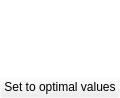
Above: frcpredict/ui/output/controls/multivalues_edit.ui from Bodeeen/Resolution_prediction_software before the change. Below: the same form after it.
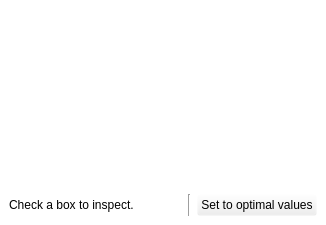
That is the form after the change.

Commit message: improvement: explain that the checkbox is for inspection (#25)

The edit to the form file:
```diff
--- a/frcpredict/ui/output/controls/multivalues_edit.ui
+++ b/frcpredict/ui/output/controls/multivalues_edit.ui
@@ -6,8 +6,8 @@
    <rect>
     <x>0</x>
     <y>0</y>
-    <width>108</width>
-    <height>98</height>
+    <width>326</width>
+    <height>225</height>
    </rect>
   </property>
   <property name="palette">
@@ -112,8 +112,8 @@
        <rect>
         <x>0</x>
         <y>0</y>
-        <width>108</width>
-        <height>69</height>
+        <width>326</width>
+        <height>178</height>
        </rect>
       </property>
       <layout class="QFormLayout" name="formLayout">
@@ -128,10 +128,55 @@
     </widget>
    </item>
    <item>
-    <widget class="QPushButton" name="btnOptimize">
-     <property name="text">
-      <string>Set to optimal values</string>
-     </property>
+    <widget class="QWidget" name="grpBottom" native="true">
+     <layout class="QHBoxLayout" name="horizontalLayout">
+      <property name="leftMargin">
+       <number>9</number>
+      </property>
+      <property name="topMargin">
+       <number>9</number>
+      </property>
+      <property name="rightMargin">
+       <number>9</number>
+      </property>
+      <property name="bottomMargin">
+       <number>9</number>
+      </property>
+      <item>
+       <widget class="QLabel" name="lblInspectInfo">
+        <property name="text">
+         <string>Check a box to inspect.</string>
+        </property>
+       </widget>
+      </item>
+      <item>
+       <spacer name="horizontalSpacer">
+        <property name="orientation">
+         <enum>Qt::Horizontal</enum>
+        </property>
+        <property name="sizeHint" stdset="0">
+         <size>
+          <width>40</width>
+          <height>20</height>
+         </size>
+        </property>
+       </spacer>
+      </item>
+      <item>
+       <widget class="Line" name="line">
+        <property name="orientation">
+         <enum>Qt::Vertical</enum>
+        </property>
+       </widget>
+      </item>
+      <item>
+       <widget class="QPushButton" name="btnOptimize">
+        <property name="text">
+         <string>Set to optimal values</string>
+        </property>
+       </widget>
+      </item>
+     </layout>
     </widget>
    </item>
   </layout>
```
The commit also changes 1 other file.
